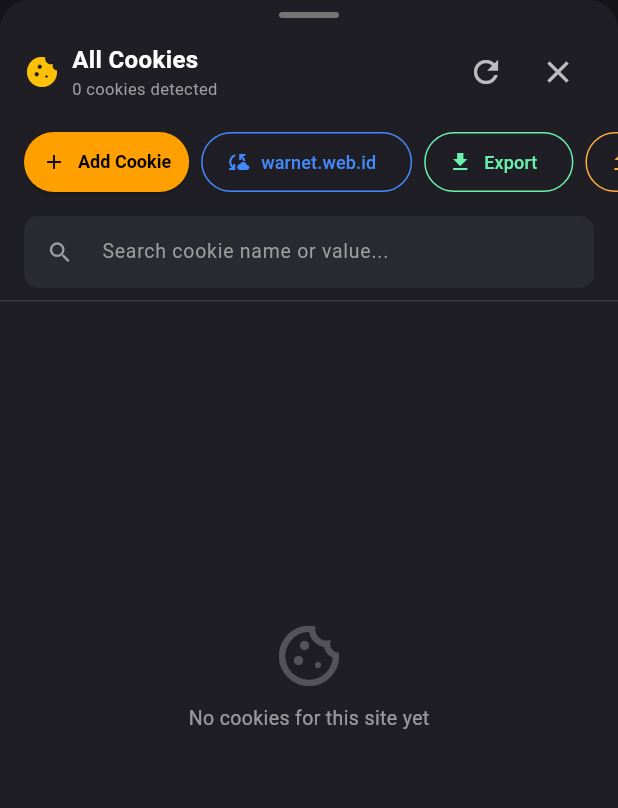
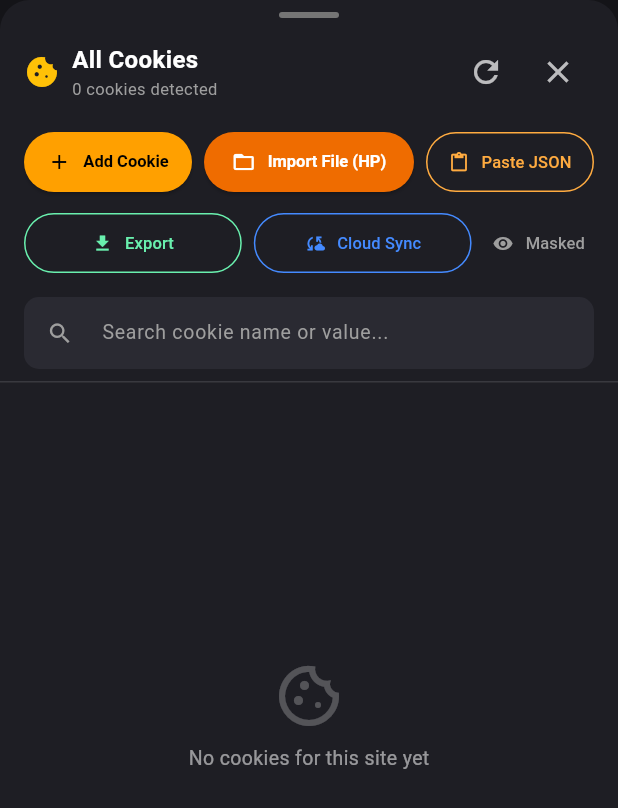
Before and after one commit to chaerul24/advanced-cookie-editor, a Flutter app: the CookieEditorSheet widget shown alone on an empty page, opened directly with empty values, on a phone screen of 412 x 824 dp. Shown: the top 808 px of the screen. Run offline on Flutter 3.47's test engine with Material 3 defaults, Android fonts, the phone set to English and light mode, and no system bars; our stand-ins replace file_picker, share_plus, webview_flutter; missing offline and left inert: pointycastle.

Commit message:
feat(cookie_browser): add direct Import File from device button and allow all backup file types via SAF

```diff
--- a/cookie_browser/lib/widgets/cookie_editor_sheet.dart
+++ b/cookie_browser/lib/widgets/cookie_editor_sheet.dart
@@ -1,6 +1,8 @@
 import 'dart:convert';
+import 'dart:io';
 import 'package:flutter/material.dart';
 import 'package:flutter/services.dart';
+import 'package:file_picker/file_picker.dart';
 import '../models/cookie_item.dart';
 import '../services/cookie_manager_service.dart';
 import 'add_edit_cookie_dialog.dart';
@@ -154,12 +156,46 @@ class _CookieEditorSheetState extends State<CookieEditorSheet> {
     );
   }
 
-  void _openImportDialog() {
+  Future<void> _pickAndImportFile() async {
+    try {
+      final result = await FilePicker.pickFiles(
+        type: FileType.any, // Memilih berkas dari device tanpa filter SAF yang memblokir .json
+        withData: true,
+      );
+
+      if (result != null && result.files.isNotEmpty) {
+        final file = result.files.first;
+        String content = '';
+        if (file.bytes != null && file.bytes!.isNotEmpty) {
+          content = utf8.decode(file.bytes!);
+        } else if (file.path != null && file.path!.isNotEmpty) {
+          final f = File(file.path!);
+          if (await f.exists()) {
+            content = await f.readAsString();
+          }
+        }
+
+        if (content.trim().isEmpty) {
+          if (mounted) {
+            ScaffoldMessenger.of(context).showSnackBar(
+              SnackBar(
+                backgroundColor: Colors.red.shade800,
+                content: Text('File "${file.name}" kosong atau tidak terbaca dari perangkat.'),
+              ),
+            );
+          }
+          return;
+        }
+
+        if (mounted) {
           showDialog(
             context: context,
             builder: (ctx) => ImportDialog(
               activeUrl: widget.activeUrl,
               activeDomain: widget.activeDomain,
+              initialTabIndex: 0,
+              initialFile: file,
+              initialContent: content,
               onImportCompleted: () async {
                 widget.onCookiesChanged();
                 await _loadCookies();
@@ -167,6 +203,34 @@ class _CookieEditorSheetState extends State<CookieEditorSheet> {
             ),
           );
         }
+      }
+    } catch (e) {
+      if (mounted) {
+        ScaffoldMessenger.of(context).showSnackBar(
+          SnackBar(
+            backgroundColor: Colors.red.shade800,
+            content: Text('Gagal mengambil file dari device: $e'),
+          ),
+        );
+      }
+    }
+  }
+
+  void _openPasteJsonDialog() {
+    showDialog(
+      context: context,
+      builder: (ctx) => ImportDialog(
+        activeUrl: widget.activeUrl,
+        activeDomain: widget.activeDomain,
+        initialTabIndex: 1,
+        onImportCompleted: () async {
+          widget.onCookiesChanged();
+          await _loadCookies();
+        },
+      ),
+    );
+  }
+
 
   @override
   Widget build(BuildContext context) {
@@ -225,49 +289,93 @@ class _CookieEditorSheetState extends State<CookieEditorSheet> {
             ),
           ),
 
-          // Action Pills Row
-          SingleChildScrollView(
-            scrollDirection: Axis.horizontal,
+          // Action Buttons (2 Rows, Highly Visible & Accessible)
+          Padding(
             padding: const EdgeInsets.symmetric(horizontal: 16, vertical: 4),
-            child: Row(
+            child: Column(
               children: [
-                ElevatedButton.icon(
+                // Row 1: Direct primary actions
+                Row(
+                  children: [
+                    Expanded(
+                      flex: 4,
+                      child: ElevatedButton.icon(
                         onPressed: () => _showAddEditDialog(),
                         icon: const Icon(Icons.add, size: 16),
                         label: const Text('Add Cookie'),
                         style: ElevatedButton.styleFrom(
                           backgroundColor: Colors.amber.shade700,
                           foregroundColor: Colors.black,
-                    padding: const EdgeInsets.symmetric(horizontal: 12, vertical: 8),
-                    textStyle: const TextStyle(fontWeight: FontWeight.bold, fontSize: 12),
+                          padding: const EdgeInsets.symmetric(vertical: 8),
+                          textStyle: const TextStyle(fontWeight: FontWeight.bold, fontSize: 11),
+                        ),
                       ),
                     ),
                     const SizedBox(width: 8),
-                OutlinedButton.icon(
-                  onPressed: _openCloudSync,
-                  icon: const Icon(Icons.cloud_sync, size: 16, color: Colors.blueAccent),
-                  label: const Text('warnet.web.id', style: TextStyle(color: Colors.blueAccent, fontSize: 12)),
-                  style: OutlinedButton.styleFrom(side: const BorderSide(color: Colors.blueAccent)),
+                    Expanded(
+                      flex: 5,
+                      child: ElevatedButton.icon(
+                        onPressed: _pickAndImportFile,
+                        icon: const Icon(Icons.folder_open, size: 16),
+                        label: const Text('Import File (HP)'),
+                        style: ElevatedButton.styleFrom(
+                          backgroundColor: Colors.orange.shade800,
+                          foregroundColor: Colors.white,
+                          padding: const EdgeInsets.symmetric(vertical: 8),
+                          textStyle: const TextStyle(fontWeight: FontWeight.bold, fontSize: 11),
+                        ),
+                      ),
                     ),
                     const SizedBox(width: 8),
-                OutlinedButton.icon(
+                    Expanded(
+                      flex: 4,
+                      child: OutlinedButton.icon(
+                        onPressed: _openPasteJsonDialog,
+                        icon: const Icon(Icons.paste, size: 14, color: Colors.orangeAccent),
+                        label: const Text('Paste JSON', style: TextStyle(color: Colors.orangeAccent, fontSize: 11)),
+                        style: OutlinedButton.styleFrom(
+                          side: const BorderSide(color: Colors.orangeAccent),
+                          padding: const EdgeInsets.symmetric(vertical: 8),
+                        ),
+                      ),
+                    ),
+                  ],
+                ),
+                const SizedBox(height: 6),
+                // Row 2: Secondary actions
+                Row(
+                  children: [
+                    Expanded(
+                      child: OutlinedButton.icon(
                         onPressed: _openExportDialog,
-                  icon: const Icon(Icons.file_download, size: 16, color: Colors.greenAccent),
-                  label: const Text('Export', style: TextStyle(color: Colors.greenAccent, fontSize: 12)),
-                  style: OutlinedButton.styleFrom(side: const BorderSide(color: Colors.greenAccent)),
+                        icon: const Icon(Icons.file_download, size: 14, color: Colors.greenAccent),
+                        label: const Text('Export', style: TextStyle(color: Colors.greenAccent, fontSize: 11)),
+                        style: OutlinedButton.styleFrom(
+                          side: const BorderSide(color: Colors.greenAccent),
+                          padding: const EdgeInsets.symmetric(vertical: 6),
+                        ),
+                      ),
                     ),
                     const SizedBox(width: 8),
-                OutlinedButton.icon(
-                  onPressed: _openImportDialog,
-                  icon: const Icon(Icons.file_upload, size: 16, color: Colors.orangeAccent),
-                  label: const Text('Import (2 Cara)', style: TextStyle(color: Colors.orangeAccent, fontSize: 12)),
-                  style: OutlinedButton.styleFrom(side: const BorderSide(color: Colors.orangeAccent)),
+                    Expanded(
+                      child: OutlinedButton.icon(
+                        onPressed: _openCloudSync,
+                        icon: const Icon(Icons.cloud_sync, size: 14, color: Colors.blueAccent),
+                        label: const Text('Cloud Sync', style: TextStyle(color: Colors.blueAccent, fontSize: 11)),
+                        style: OutlinedButton.styleFrom(
+                          side: const BorderSide(color: Colors.blueAccent),
+                          padding: const EdgeInsets.symmetric(vertical: 6),
+                        ),
+                      ),
                     ),
                     const SizedBox(width: 8),
                     TextButton.icon(
                       onPressed: () => setState(() => _maskValues = !_maskValues),
-                  icon: Icon(_maskValues ? Icons.visibility : Icons.visibility_off, size: 16, color: Colors.grey),
-                  label: Text(_maskValues ? 'Masked' : 'Visible', style: const TextStyle(color: Colors.grey, fontSize: 12)),
+                      icon: Icon(_maskValues ? Icons.visibility : Icons.visibility_off, size: 14, color: Colors.grey),
+                      label: Text(_maskValues ? 'Masked' : 'Visible', style: const TextStyle(color: Colors.grey, fontSize: 11)),
+                      style: TextButton.styleFrom(padding: const EdgeInsets.symmetric(horizontal: 6, vertical: 6)),
+                    ),
+                  ],
                 ),
               ],
             ),
```
Also changed, not shown: cookie_browser/lib/widgets/import_dialog.dart (+50 -19 lines), 1 other file. Lines whose indentation alone changed are shown as unchanged.
